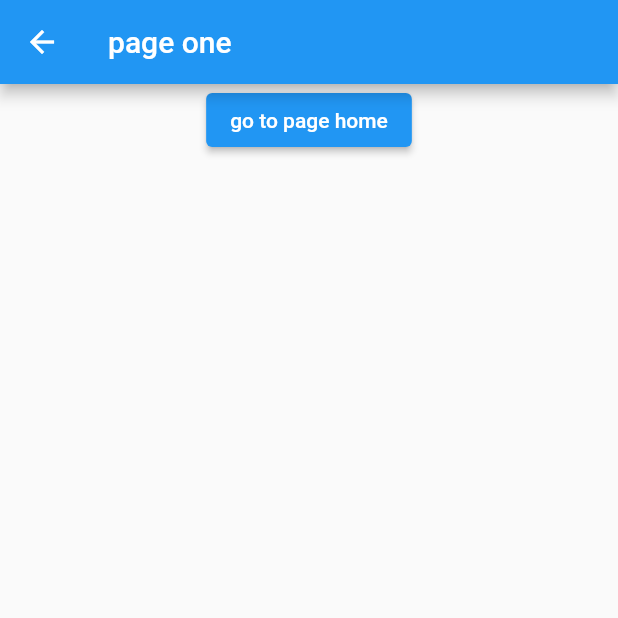
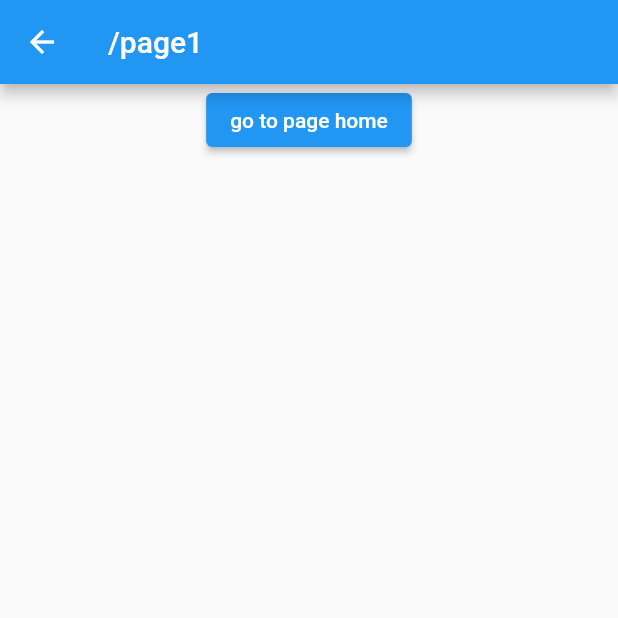
Before and after one commit to json-kim/go_router_test, a Flutter app: the screen it shows after launch, after a tap on "go to page one", on a phone screen of 412 x 824 dp, the top half of it. Run offline on Flutter 3.47's test engine with Material 2 defaults, Android fonts, the phone set to English and light mode, and no system bars; our stand-ins replace go_router.

Commit message:
Update location 사용

```diff
--- a/lib/screen/page_home.dart
+++ b/lib/screen/page_home.dart
@@ -9,7 +9,7 @@ class PageHome extends StatelessWidget {
     print('page home build');
     return Scaffold(
       appBar: AppBar(
-        title: const Text('page home'),
+        title: Text(GoRouter.of(context).location),
       ),
       body: Center(
         child: Column(
--- a/lib/screen/page_one.dart
+++ b/lib/screen/page_one.dart
@@ -9,7 +9,7 @@ class PageOne extends StatelessWidget {
     print('page one build');
     return Scaffold(
       appBar: AppBar(
-        title: const Text('page one'),
+        title: Text(GoRouter.of(context).location),
       ),
       body: Center(
         child: Column(
--- a/lib/screen/page_two.dart
+++ b/lib/screen/page_two.dart
@@ -10,7 +10,7 @@ class PageTwo extends StatelessWidget {
 
     return Scaffold(
       appBar: AppBar(
-        title: const Text('page two'),
+        title: Text(GoRouter.of(context).location),
       ),
       body: Center(
         child: Column(
```
